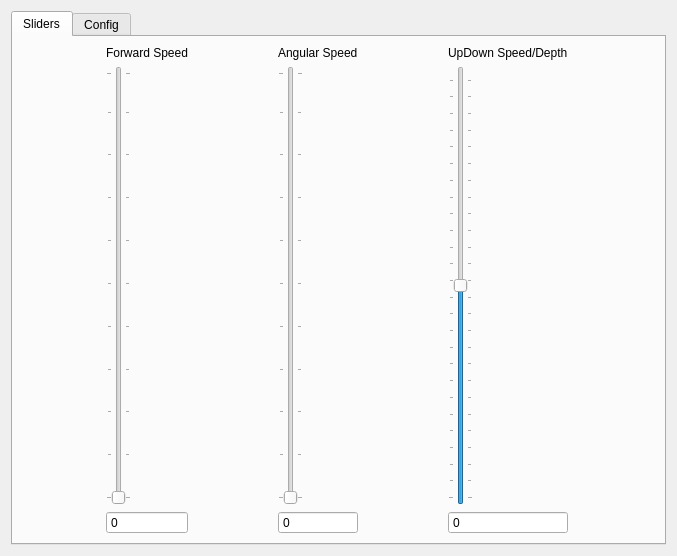
Before: the Qt Designer form Hanse/Module_HandControl/handcontrol_form.ui in iti-luebeck/HANSE2011, drawn with Qt 5.
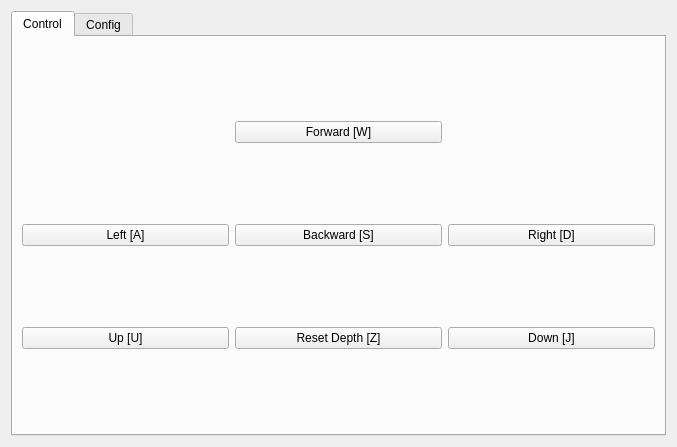
After: the same form once the commit is applied. The open tabs and pages were chosen to show the change.

Commit message: handcontrol: keyboard-control implemented, slider removed

What changed in the file:
```diff
--- a/Hanse/Module_HandControl/handcontrol_form.ui
+++ b/Hanse/Module_HandControl/handcontrol_form.ui
@@ -7,7 +7,7 @@
     <x>0</x>
     <y>0</y>
     <width>677</width>
-    <height>556</height>
+    <height>447</height>
    </rect>
   </property>
   <property name="windowTitle">
@@ -21,123 +21,73 @@
      </property>
      <widget class="QWidget" name="tab_2">
       <attribute name="title">
-       <string>Sliders</string>
+       <string>Control</string>
       </attribute>
-      <layout class="QGridLayout" name="gridLayout_2">
-       <item row="0" column="0">
-        <widget class="QLabel" name="label_6">
-         <property name="text">
-          <string>Forward Speed</string>
-         </property>
-        </widget>
-       </item>
-       <item row="0" column="3">
-        <widget class="QLabel" name="label_8">
-         <property name="text">
-          <string>UpDown Speed/Depth</string>
-         </property>
-        </widget>
-       </item>
-       <item row="3" column="3">
-        <widget class="QSlider" name="sliderUD">
-         <property name="minimum">
-          <number>-127</number>
-         </property>
-         <property name="maximum">
-          <number>127</number>
-         </property>
-         <property name="orientation">
-          <enum>Qt::Vertical</enum>
-         </property>
-         <property name="tickPosition">
-          <enum>QSlider::TicksBothSides</enum>
-         </property>
-         <property name="tickInterval">
-          <number>10</number>
-         </property>
-        </widget>
-       </item>
-       <item row="3" column="0">
-        <widget class="QSlider" name="sliderFw">
-         <property name="orientation">
-          <enum>Qt::Vertical</enum>
-         </property>
-         <property name="tickPosition">
-          <enum>QSlider::TicksBothSides</enum>
-         </property>
-         <property name="tickInterval">
-          <number>10</number>
-         </property>
-        </widget>
-       </item>
-       <item row="3" column="1">
-        <widget class="QSlider" name="sliderLR">
-         <property name="orientation">
-          <enum>Qt::Vertical</enum>
-         </property>
-         <property name="tickPosition">
-          <enum>QSlider::TicksBothSides</enum>
-         </property>
-         <property name="tickInterval">
-          <number>10</number>
-         </property>
-        </widget>
-       </item>
+      <layout class="QGridLayout" name="gridLayout_2" rowstretch="0,0,0,0,0">
        <item row="0" column="1">
-        <widget class="QLabel" name="label_7">
+        <widget class="QPushButton" name="forwardButton">
          <property name="text">
-          <string>Angular Speed</string>
+          <string>Forward [W]</string>
          </property>
         </widget>
        </item>
-       <item row="4" column="0">
-        <widget class="QSpinBox" name="spinBoxFw">
-         <property name="alignment">
-          <set>Qt::AlignLeading|Qt::AlignLeft|Qt::AlignVCenter</set>
+       <item row="1" column="0">
+        <widget class="QPushButton" name="leftButton">
+         <property name="text">
+          <string>Left [A]</string>
          </property>
-         <property name="readOnly">
-          <bool>true</bool>
+         <property name="shortcut">
+          <string>A</string>
          </property>
-         <property name="buttonSymbols">
-          <enum>QAbstractSpinBox::NoButtons</enum>
+        </widget>
+       </item>
+       <item row="1" column="1">
+        <widget class="QPushButton" name="backwardButton">
+         <property name="text">
+          <string>Backward [S]</string>
          </property>
-         <property name="minimum">
-          <number>-127</number>
+         <property name="shortcut">
+          <string>S</string>
          </property>
-         <property name="maximum">
-          <number>127</number>
-         </property>
         </widget>
        </item>
-       <item row="4" column="1">
-        <widget class="QSpinBox" name="spinBoxLR">
-         <property name="readOnly">
-          <bool>true</bool>
+       <item row="1" column="2">
+        <widget class="QPushButton" name="rightButton">
+         <property name="text">
+          <string>Right [D]</string>
          </property>
-         <property name="buttonSymbols">
-          <enum>QAbstractSpinBox::NoButtons</enum>
+         <property name="shortcut">
+          <string>D</string>
          </property>
-         <property name="minimum">
-          <number>-127</number>
+        </widget>
+       </item>
+       <item row="2" column="0">
+        <widget class="QPushButton" name="upButton">
+         <property name="text">
+          <string>Up [U]</string>
          </property>
-         <property name="maximum">
-          <number>127</number>
+         <property name="shortcut">
+          <string>U</string>
          </property>
         </widget>
        </item>
-       <item row="4" column="3">
-        <widget class="QSpinBox" name="spinBoxUD">
-         <property name="readOnly">
-          <bool>true</bool>
+       <item row="2" column="1">
+        <widget class="QPushButton" name="resetDepthButton">
+         <property name="text">
+          <string>Reset Depth [Z]</string>
          </property>
-         <property name="buttonSymbols">
-          <enum>QAbstractSpinBox::NoButtons</enum>
+         <property name="shortcut">
+          <string>Z</string>
          </property>
-         <property name="minimum">
-          <number>-127</number>
+        </widget>
+       </item>
+       <item row="2" column="2">
+        <widget class="QPushButton" name="downButton">
+         <property name="text">
+          <string>Down [J]</string>
          </property>
-         <property name="maximum">
-          <number>127</number>
+         <property name="shortcut">
+          <string>J</string>
          </property>
         </widget>
        </item>
```
Left out of the diff: 80 changed lines with no effect on the pictures. The commit also changes 4 other files.
